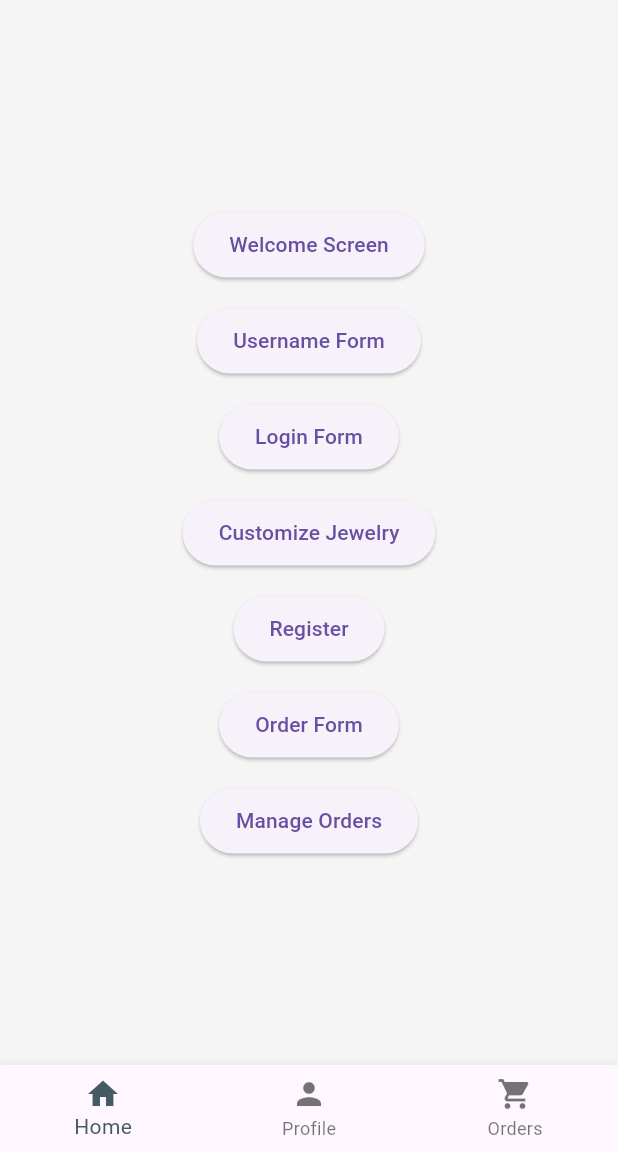
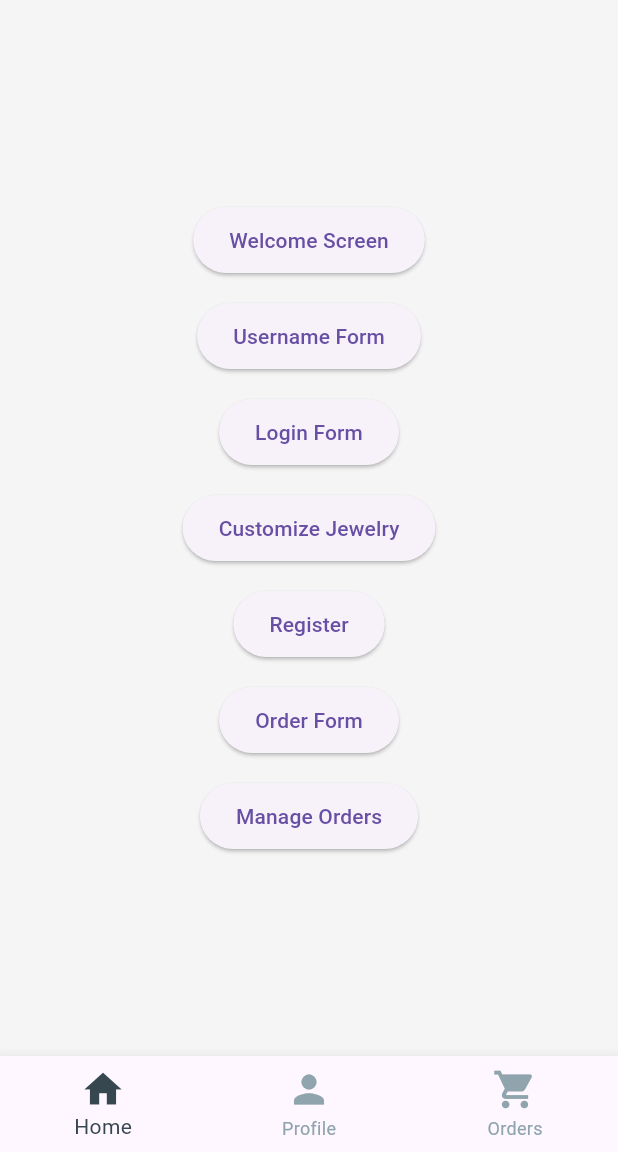
Before and after one commit to agbtndg/PROFE8-Activity3-JewelryApp, a Flutter app: the screen it shows after launch, on a phone screen of 412 x 824 dp, the part 84-1236 px from its top. Run offline on Flutter 3.47's test engine with Material 3 defaults, Android fonts, the phone set to English and light mode, and no system bars.

Commit message:
Add Instruction 15: Ensure icons for each BottomNavigationBar item

```diff
--- a/lib/main.dart
+++ b/lib/main.dart
@@ -50,20 +50,24 @@ class _MainScreenState extends State<MainScreen> {
       bottomNavigationBar: BottomNavigationBar(
         items: const <BottomNavigationBarItem>[
           BottomNavigationBarItem(
-            icon: Icon(Icons.home),
+            icon: Icon(Icons.home, size: 30.0),
             label: 'Home',
           ),
           BottomNavigationBarItem(
-            icon: Icon(Icons.person),
+            icon: Icon(Icons.person, size: 30.0),
             label: 'Profile',
           ),
           BottomNavigationBarItem(
-            icon: Icon(Icons.shopping_cart),
+            icon: Icon(Icons.shopping_cart, size: 30.0),
             label: 'Orders',
           ),
         ],
         currentIndex: _selectedIndex,
-        selectedItemColor: Colors.blueGrey[700],
+        selectedItemColor: Colors.blueGrey[800],
+        unselectedItemColor: Colors.blueGrey[300],
+        iconSize: 30.0,
+        selectedFontSize: 14.0,
+        unselectedFontSize: 12.0,
         onTap: _onItemTapped,
       ),
     );
```
